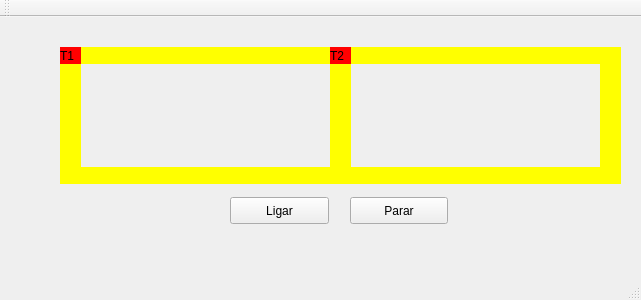
First picture: the form in qt5_trem/mainwindow.ui, repository jaumpedro214/deadlock_train_project, before the edit.
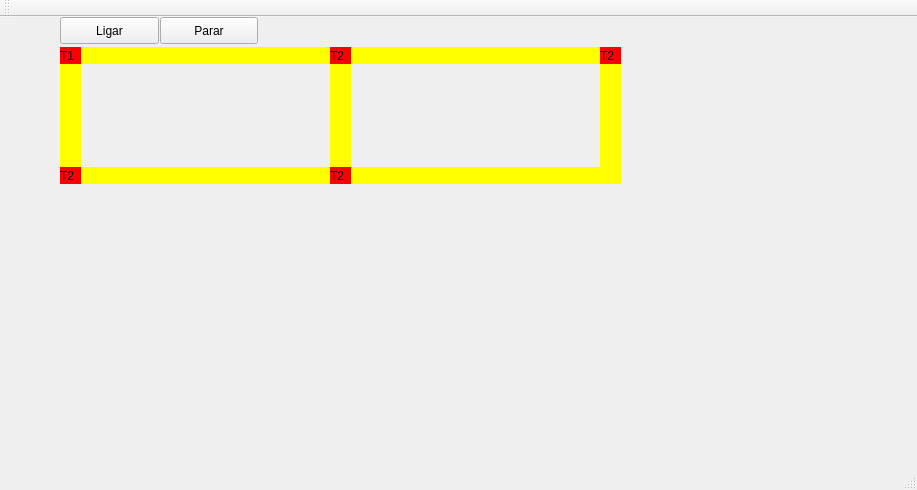
Second picture: the form after the edit.

```diff
--- a/qt5_trem/mainwindow.ui
+++ b/qt5_trem/mainwindow.ui
@@ -6,8 +6,8 @@
    <rect>
     <x>0</x>
     <y>0</y>
-    <width>641</width>
-    <height>300</height>
+    <width>917</width>
+    <height>490</height>
    </rect>
   </property>
   <property name="windowTitle">
@@ -97,8 +97,8 @@
    <widget class="QPushButton" name="pushButton">
     <property name="geometry">
      <rect>
-      <x>230</x>
-      <y>180</y>
+      <x>60</x>
+      <y>0</y>
       <width>99</width>
       <height>27</height>
      </rect>
@@ -110,8 +110,8 @@
    <widget class="QPushButton" name="pushButton_2">
     <property name="geometry">
      <rect>
-      <x>350</x>
-      <y>180</y>
+      <x>160</x>
+      <y>0</y>
       <width>98</width>
       <height>27</height>
      </rect>
@@ -184,6 +184,54 @@
      <string>T2</string>
     </property>
    </widget>
+   <widget class="QLabel" name="label_trem3">
+    <property name="geometry">
+     <rect>
+      <x>600</x>
+      <y>30</y>
+      <width>21</width>
+      <height>17</height>
+     </rect>
+    </property>
+    <property name="styleSheet">
+     <string notr="true">QLabel { background: red}</string>
+    </property>
+    <property name="text">
+     <string>T2</string>
+    </property>
+   </widget>
+   <widget class="QLabel" name="label_trem4">
+    <property name="geometry">
+     <rect>
+      <x>60</x>
+      <y>150</y>
+      <width>21</width>
+      <height>17</height>
+     </rect>
+    </property>
+    <property name="styleSheet">
+     <string notr="true">QLabel { background: red}</string>
+    </property>
+    <property name="text">
+     <string>T2</string>
+    </property>
+   </widget>
+   <widget class="QLabel" name="label_trem5">
+    <property name="geometry">
+     <rect>
+      <x>330</x>
+      <y>150</y>
+      <width>21</width>
+      <height>17</height>
+     </rect>
+    </property>
+    <property name="styleSheet">
+     <string notr="true">QLabel { background: red}</string>
+    </property>
+    <property name="text">
+     <string>T2</string>
+    </property>
+   </widget>
    <zorder>label_trilho1</zorder>
    <zorder>label_trilho2</zorder>
    <zorder>label_trilho3</zorder>
@@ -195,13 +243,16 @@
    <zorder>label_trilho1_2</zorder>
    <zorder>label_trilho2_2</zorder>
    <zorder>label_trem2</zorder>
+   <zorder>label_trem3</zorder>
+   <zorder>label_trem4</zorder>
+   <zorder>label_trem5</zorder>
   </widget>
   <widget class="QMenuBar" name="menuBar">
    <property name="geometry">
     <rect>
      <x>0</x>
      <y>0</y>
-     <width>641</width>
+     <width>917</width>
      <height>22</height>
     </rect>
    </property>
```
